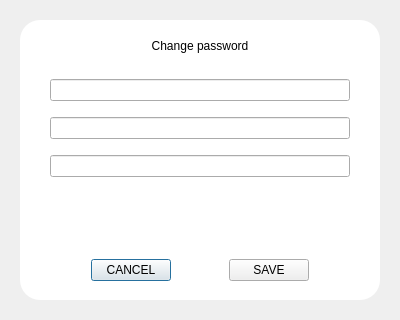
Old version of the form src/qt/veil/forms/settingschangepassword.ui in the repository Veil-Project/veil.
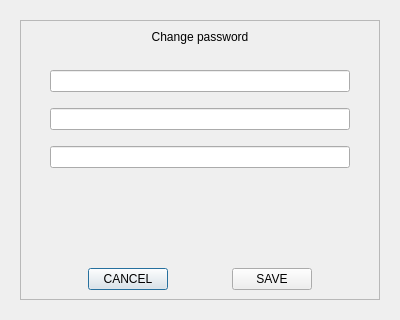
New version of the form.

The edit to the form file:
```diff
--- a/src/qt/veil/forms/settingschangepassword.ui
+++ b/src/qt/veil/forms/settingschangepassword.ui
@@ -13,13 +13,6 @@
   <property name="windowTitle">
    <string>Form</string>
   </property>
-  <property name="styleSheet">
-   <string notr="true">#frame{
-  background-color: white;
-  padding: 10px 10px 10px 10px;
-  border-radius:20px;
-}</string>
-  </property>
   <layout class="QVBoxLayout" name="verticalLayout">
    <property name="leftMargin">
     <number>20</number>
@@ -38,12 +31,6 @@
      <property name="autoFillBackground">
       <bool>false</bool>
      </property>
-     <property name="styleSheet">
-      <string notr="true">#frame{
-  background-color: white;
-  padding: 10px 10px 10px 10px;
-}</string>
-     </property>
      <property name="frameShape">
       <enum>QFrame::StyledPanel</enum>
      </property>
@@ -62,9 +49,6 @@
           <height>40</height>
          </size>
         </property>
-        <property name="styleSheet">
-         <string notr="true"/>
-        </property>
         <property name="text">
          <string>Change password</string>
         </property>
@@ -103,9 +87,6 @@
           <height>16777215</height>
          </size>
         </property>
-        <property name="styleSheet">
-         <string notr="true"/>
-        </property>
         <property name="alignment">
          <set>Qt::AlignCenter</set>
         </property>
@@ -141,9 +122,6 @@
           <height>16777215</height>
          </size>
         </property>
-        <property name="styleSheet">
-         <string notr="true"/>
-        </property>
         <property name="alignment">
          <set>Qt::AlignCenter</set>
         </property>
@@ -179,9 +157,6 @@
           <height>16777215</height>
          </size>
         </property>
-        <property name="styleSheet">
-         <string notr="true"/>
-        </property>
         <property name="alignment">
          <set>Qt::AlignCenter</set>
         </property>
@@ -217,9 +192,6 @@
         </item>
         <item>
          <widget class="QPushButton" name="btnEsc">
-          <property name="styleSheet">
-           <string notr="true"/>
-          </property>
           <property name="text">
            <string>CANCEL</string>
           </property>
@@ -240,9 +212,6 @@
         </item>
         <item>
          <widget class="QPushButton" name="btnSave">
-          <property name="styleSheet">
-           <string notr="true"/>
-          </property>
           <property name="text">
            <string>SAVE</string>
           </property>
```
